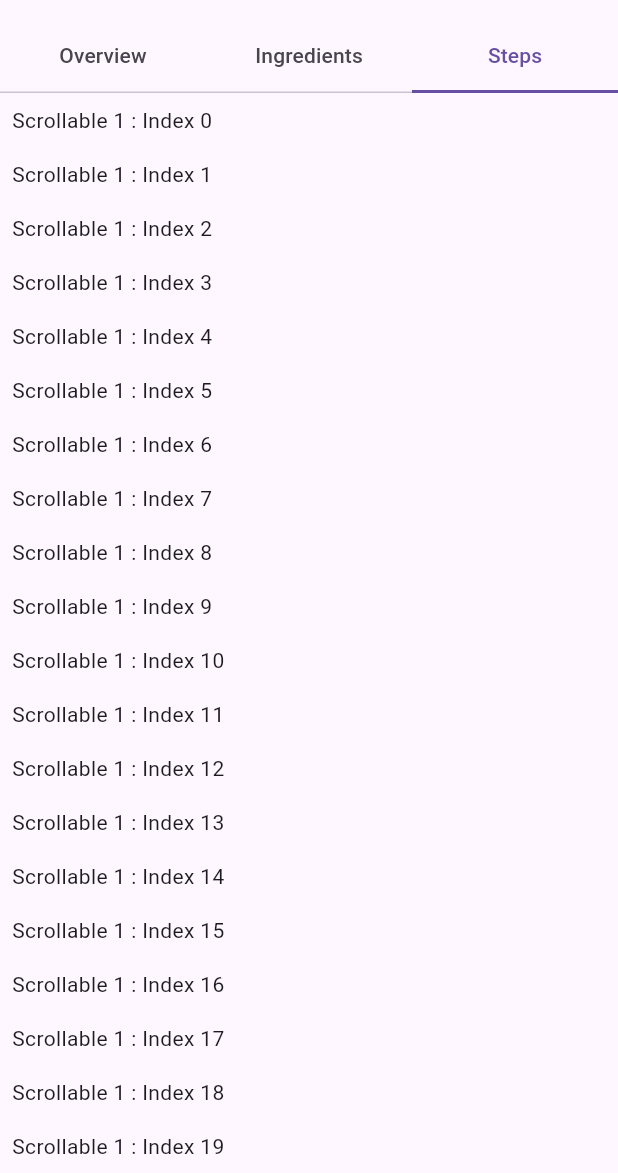
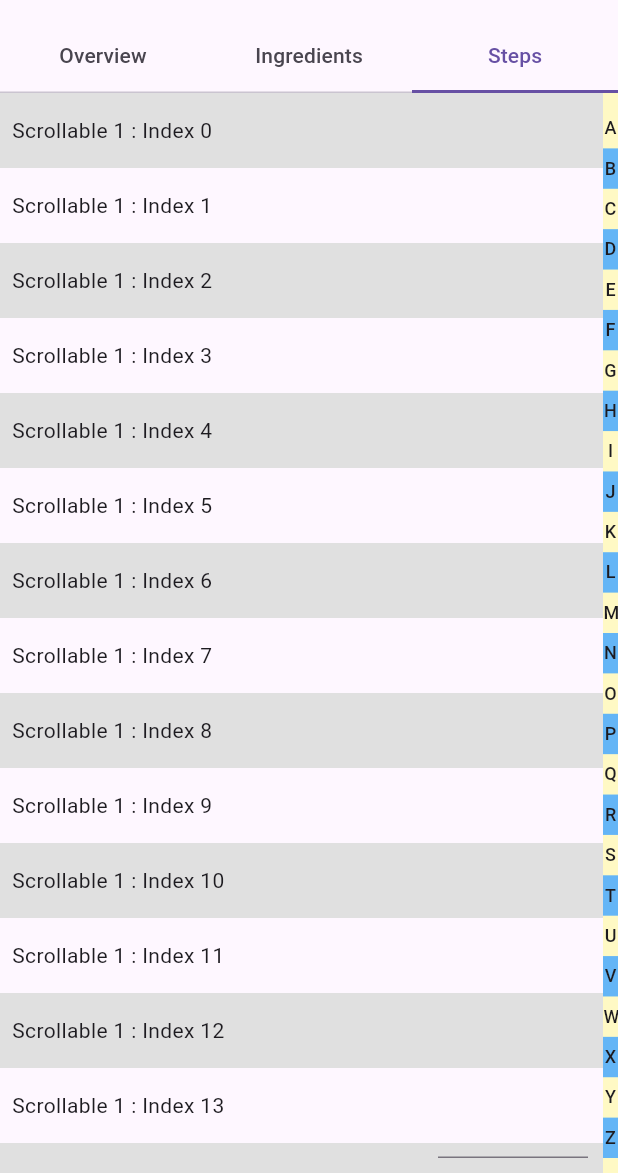
Before and after one commit to phihung17k/fridge_mobile, a Flutter app: the screen it shows after launch, on a phone screen of 412 x 824 dp, the part 63-1236 px from its top. Run offline on Flutter 3.47's test engine with Material 3 defaults, Android fonts, the phone set to English and light mode, and no system bars; our stand-ins replace equatable, get_it, rxdart.

Commit message:
add scroll bar

```diff
--- a/lib/pages/recipe_form/steps_form.dart
+++ b/lib/pages/recipe_form/steps_form.dart
@@ -7,26 +7,115 @@ class StepsForm extends StatefulWidget {
   State<StepsForm> createState() => _StepsFormState();
 }
 
+class CustomScrollableScrollPhysics extends ScrollPhysics {
+  /// Creates scroll physics that does not let the user scroll.
+  const CustomScrollableScrollPhysics({super.parent});
+
+  @override
+  CustomScrollableScrollPhysics applyTo(ScrollPhysics? ancestor) {
+    return CustomScrollableScrollPhysics(parent: buildParent(ancestor));
+  }
+
+  @override
+  bool get allowUserScrolling => true;
+
+  @override
+  bool get allowImplicitScrolling => false;
+}
+
 class _StepsFormState extends State<StepsForm> {
-  ScrollController _controller = new ScrollController();
+  late ScrollController _controller;
+  late double itemExtent;
+  double alphabetHeight = 0;
+
+  @override
+  void initState() {
+    super.initState();
+    _controller = ScrollController();
+    itemExtent = 50;
+  }
 
   @override
   Widget build(BuildContext context) {
-    return Scrollbar(
-      thickness: 10,
-      controller: _controller,
-      trackVisibility: true,
-      child: ListView.builder(
-        // primary: true,
+    return Row(
+      children: [
+        Expanded(
+          child: Stack(
+            children: [
+              // ScrollConfiguration(
+              // behavior: ScrollConfiguration.of(context).copyWith(scrollbars: false),
+              // behavior: ScrollBehavior(),
+              // child:
+              ListView.builder(
+                itemExtent: itemExtent,
                 controller: _controller,
                 itemCount: 100,
                 itemBuilder: (BuildContext context, int index) {
-          return Padding(
+                  return Container(
+                    color: index % 2 == 0 ? Colors.grey.shade300 : null,
                     padding: const EdgeInsets.all(8.0),
+                    alignment: Alignment.centerLeft,
                     child: Text('Scrollable 1 : Index $index'),
                   );
                 },
               ),
+              // ),
+              Positioned(
+                bottom: 10,
+                right: 10,
+                width: 100,
+                height: 30,
+                child: TextField(
+                  onSubmitted: (value) {
+                    // debugPrint(_controller.position.toString());
+                    // debugPrint(_controller.positions.toString());
+                    // debugPrint(_controller.position.pixels.toString());
+                    // debugPrint(_controller.positions.length.toString());
+                    _controller.jumpTo(itemExtent * int.parse(value));
+                  },
+                ),
+              ),
+            ],
+          ),
+        ),
+        Builder(builder: (context) {
+          WidgetsBinding.instance.addPostFrameCallback(
+            (_) {
+              var renderbox = context.findRenderObject() as RenderBox;
+              debugPrint("test");
+              if (alphabetHeight == 0) {
+                setState(() {
+                  alphabetHeight = renderbox.size.height - 20;
+                });
+              }
+            },
+          );
+
+          return Container(
+            width: 10,
+            margin: EdgeInsets.zero,
+            padding: const EdgeInsets.symmetric(vertical: 10),
+            height: double.maxFinite,
+            color: Colors.yellow.shade100,
+            child: Scrollbar(
+              child: ListView(
+                children: [
+                  for (int i = 65; i <= 90; i++)
+                    Container(
+                      height: alphabetHeight / 26,
+                      color: i % 2 == 0 ? Colors.blue.shade300 : null,
+                      alignment: Alignment.center,
+                      child: Text(
+                        String.fromCharCode(i),
+                        style: Theme.of(context).textTheme.labelMedium,
+                      ),
+                    )
+                ],
+              ),
+            ),
+          );
+        })
+      ],
     );
   }
 }
```
Lines whose indentation alone changed are shown as unchanged.
